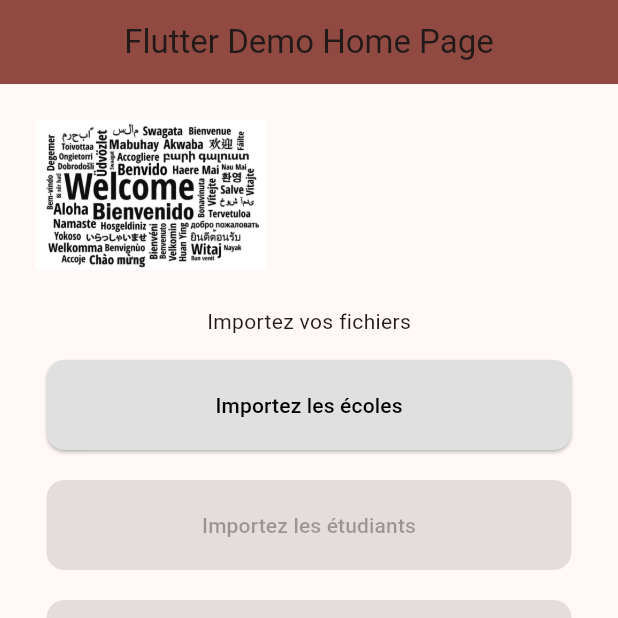
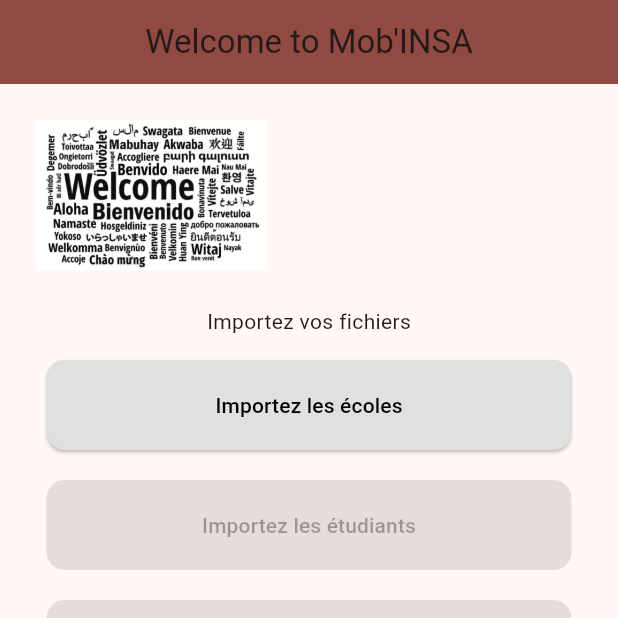
Before and after one commit to tkdev1755/mobinsa, a Flutter app: the screen it shows after launch, on a phone screen of 412 x 824 dp, the top half of it. Run offline on Flutter 3.47's test engine with Material 3 defaults, Android fonts, the phone set to English and light mode, and no system bars; our stand-ins replace file_picker, google_fonts, phosphor_flutter; missing offline and left inert: excel.

Commit message:
title changed

```diff
--- a/lib/main.dart
+++ b/lib/main.dart
@@ -38,7 +38,7 @@ class MyApp extends StatelessWidget {
         // tested with just a hot reload.
         colorScheme: ColorScheme.fromSeed(seedColor: Colors.red),
       ),
-      home: const MyHomePage(title: 'Flutter Demo Home Page'),
+      home: const MyHomePage(title: "Welcome to Mob'INSA"),
     );
   }
 }
```
